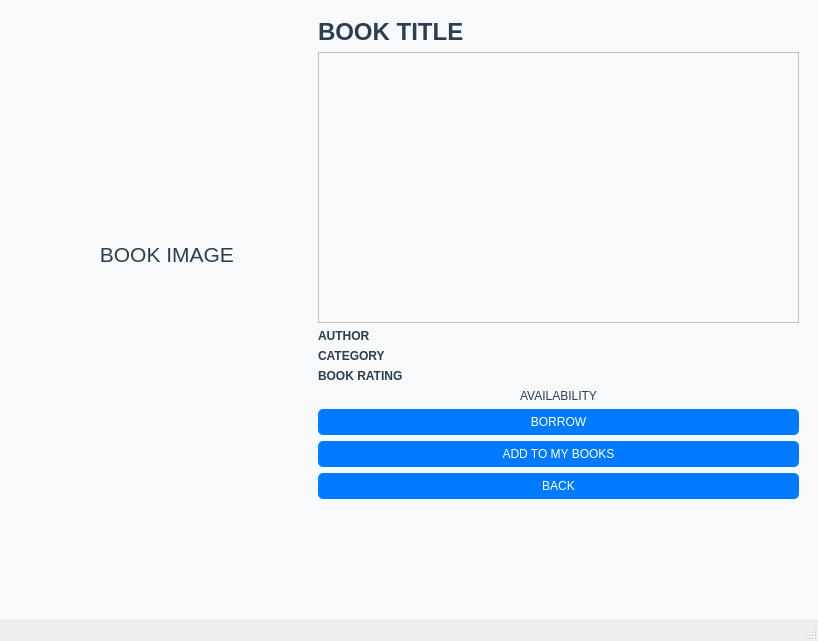
Qt form mainwindow.ui (PocketLib-Devs/PocketLib) before a commit.
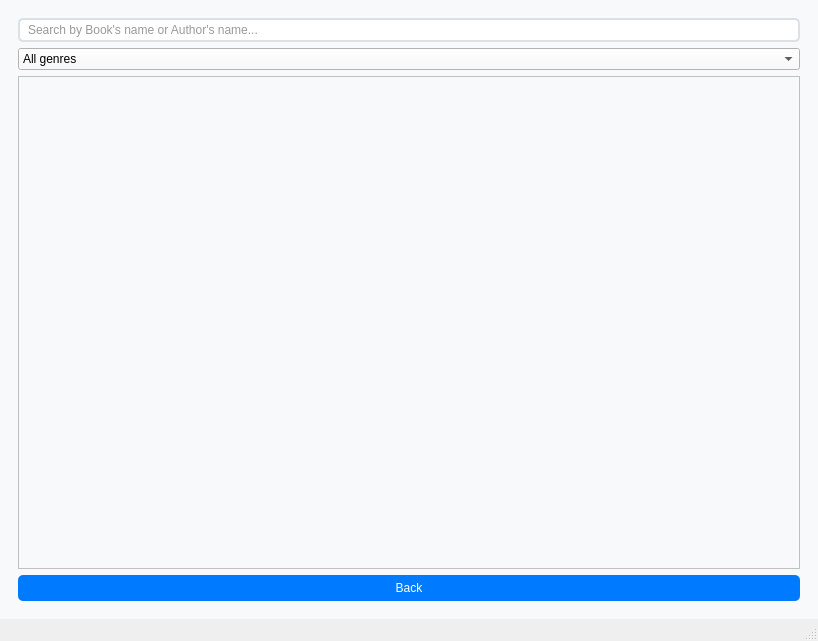
The same form after that commit. The open tabs and pages were chosen to show the change.

Commit message: Added live search filtering and image uploads

Patch:
```diff
--- a/mainwindow.ui
+++ b/mainwindow.ui
@@ -50,9 +50,9 @@
     background-color: #004085;
 }</string>
    </property>
-   <layout class="QHBoxLayout" name="horizontalLayout">
+   <layout class="QVBoxLayout" name="verticalLayout_4">
     <item>
-     <widget class="QStackedWidget" name="stackedWidget">
+     <widget class="QStackedWidget" name="stackedwidget">
       <property name="currentIndex">
        <number>8</number>
       </property>
@@ -850,6 +850,70 @@
         </item>
        </layout>
       </widget>
+      <widget class="QWidget" name="searchPage">
+       <layout class="QVBoxLayout" name="verticalLayout">
+        <item>
+         <widget class="QLineEdit" name="searchLineEdit">
+          <property name="placeholderText">
+           <string>Search by Book's name or Author's name...</string>
+          </property>
+         </widget>
+        </item>
+        <item>
+         <widget class="QComboBox" name="genreFilterCombo">
+          <item>
+           <property name="text">
+            <string>All genres</string>
+           </property>
+          </item>
+          <item>
+           <property name="text">
+            <string>Science</string>
+           </property>
+          </item>
+          <item>
+           <property name="text">
+            <string>History</string>
+           </property>
+          </item>
+          <item>
+           <property name="text">
+            <string>Fiction</string>
+           </property>
+          </item>
+         </widget>
+        </item>
+        <item>
+         <widget class="QListWidget" name="bookCoverGrid">
+          <property name="maximumSize">
+           <size>
+            <width>16777215</width>
+            <height>16777215</height>
+           </size>
+          </property>
+          <property name="movement">
+           <enum>QListView::Movement::Static</enum>
+          </property>
+          <property name="resizeMode">
+           <enum>QListView::ResizeMode::Adjust</enum>
+          </property>
+          <property name="spacing">
+           <number>10</number>
+          </property>
+          <property name="viewMode">
+           <enum>QListView::ViewMode::IconMode</enum>
+          </property>
+         </widget>
+        </item>
+        <item>
+         <widget class="QPushButton" name="backFromSearch_btn">
+          <property name="text">
+           <string>Back</string>
+          </property>
+         </widget>
+        </item>
+       </layout>
+      </widget>
       <widget class="QWidget" name="inventory">
        <layout class="QGridLayout" name="gridLayout_2">
         <item row="0" column="0" colspan="3">
```
Left out of the diff: 75 changed lines with no effect on the pictures. The commit also changes 4 other files.
